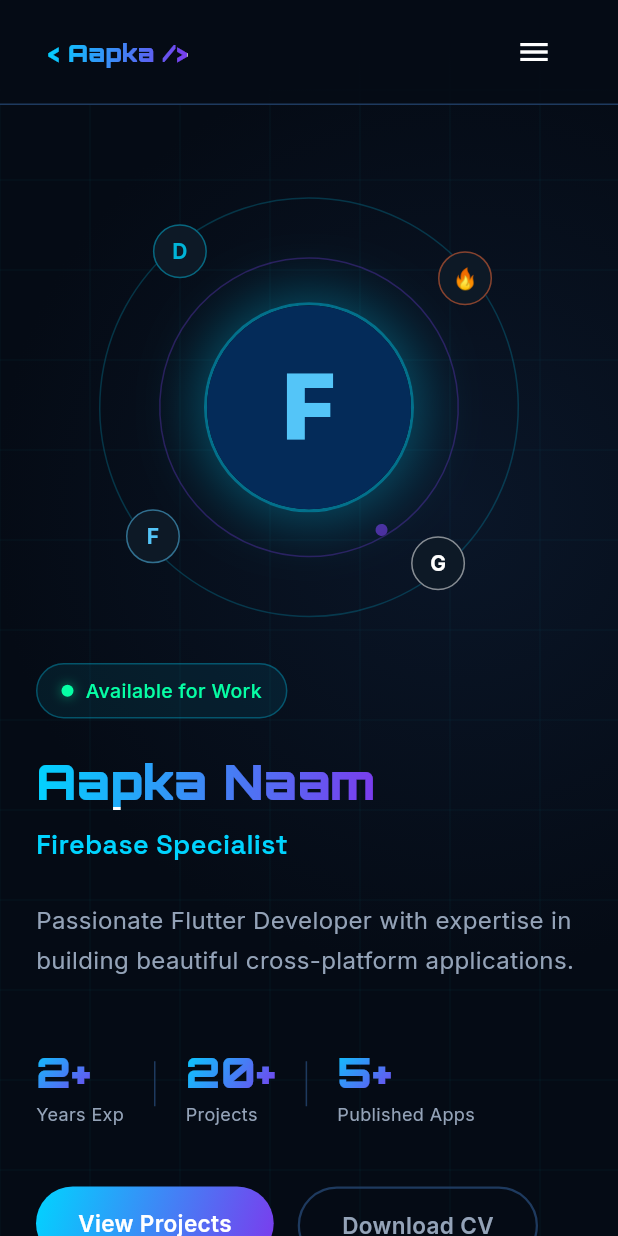
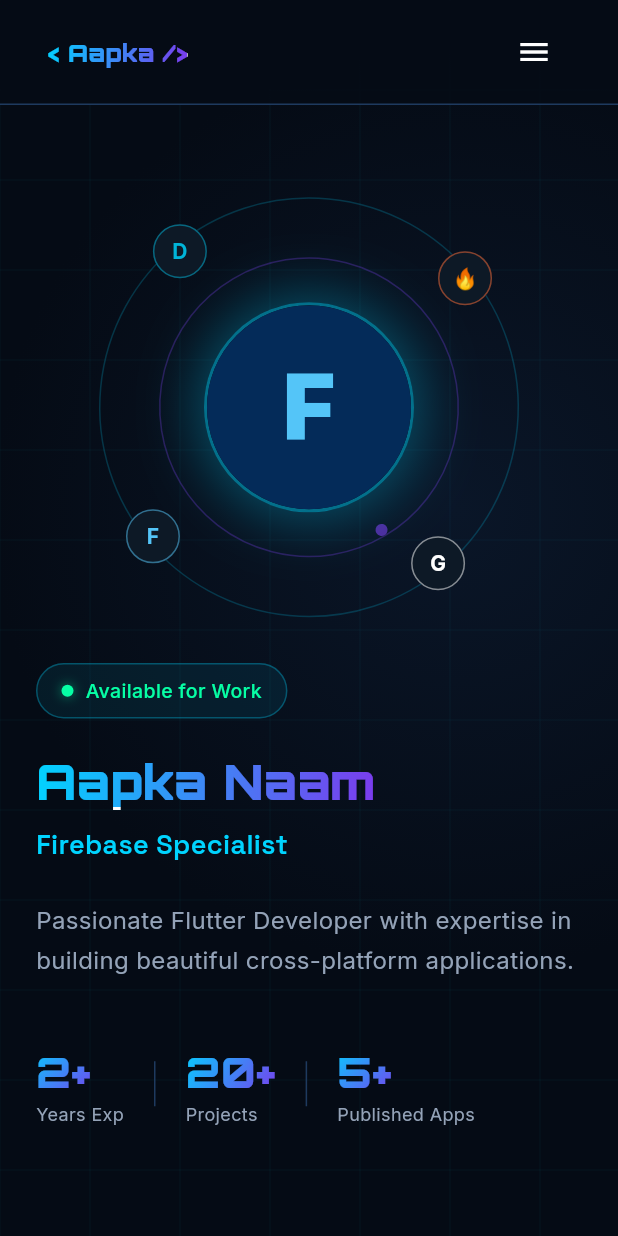
Before and after one commit to rohit60dx/my-portfolio, a Flutter app: the screen it shows after launch, on a phone screen of 412 x 824 dp. Run offline on Flutter 3.47's test engine with Material 3 defaults, Android fonts, the phone set to English and light mode, and no system bars; our stand-ins replace animate_do, cached_network_image, cloud_firestore, firebase_core, flutter_rating_bar, font_awesome_flutter and 1 more; accounts and stored records are empty.

Commit message:
Minor Changes

```diff
--- a/lib/widgets/hero_section.dart
+++ b/lib/widgets/hero_section.dart
@@ -70,9 +70,7 @@
         horizontal: isMobile ? 24 : 80,
         vertical: isMobile ? 60 : 0,
       ),
-      child: isMobile
-          ? _buildMobileLayout()
-          : _buildDesktopLayout(size),
+      child: isMobile ? _buildMobileLayout() : _buildDesktopLayout(size),
     );
   }
 
@@ -228,7 +226,7 @@
             ],
           ),
         ),
-        const SizedBox(height: 40),
+        // const SizedBox(height: 40),
 
         // CTA Buttons
         FadeInUp(
@@ -237,19 +235,19 @@
             spacing: 16,
             runSpacing: 16,
             children: [
-              _GlowButton(
-                label: 'View Projects',
-                isPrimary: true,
-                onTap: () {},
-              ),
-              _OutlineButton(
-                label: 'Download CV',
-                onTap: () async {
-                  if (widget.profile.resumeUrl.isNotEmpty) {
-                    await launchUrl(Uri.parse(widget.profile.resumeUrl));
-                  }
-                },
-              ),
+              // _GlowButton(
+              //   label: 'View Projects',
+              //   isPrimary: true,
+              //   onTap: () {},
+              // ),
+              // _OutlineButton(
+              //   label: 'Download CV',
+              //   onTap: () async {
+              //     if (widget.profile.resumeUrl.isNotEmpty) {
+              //       await launchUrl(Uri.parse(widget.profile.resumeUrl));
+              //     }
+              //   },
+              // ),
             ],
           ),
         ),
@@ -258,11 +256,11 @@
   }
 
   Widget _divider() => Container(
-        height: 30,
-        width: 1,
-        margin: const EdgeInsets.symmetric(horizontal: 20),
-        color: AppTheme.border,
-      );
+    height: 30,
+    width: 1,
+    margin: const EdgeInsets.symmetric(horizontal: 20),
+    color: AppTheme.border,
+  );
 
   Widget _build3DVisual() {
     return AnimatedBuilder(
@@ -326,10 +324,7 @@
                       decoration: BoxDecoration(
                         shape: BoxShape.circle,
                         gradient: const RadialGradient(
-                          colors: [
-                            Color(0xFF1A3A5C),
-                            Color(0xFF050B15),
-                          ],
+                          colors: [Color(0xFF1A3A5C), Color(0xFF050B15)],
                         ),
                         boxShadow: [
                           BoxShadow(
@@ -350,8 +345,7 @@
                             ? Image.network(
                                 widget.profile.profileImageUrl,
                                 fit: BoxFit.cover,
-                                errorBuilder: (_, __, ___) =>
-                                    _flutterLogo(),
+                                errorBuilder: (_, __, ___) => _flutterLogo(),
                               )
                             : _flutterLogo(),
                       ),
@@ -442,8 +436,7 @@
       crossAxisAlignment: CrossAxisAlignment.start,
       children: [
         ShaderMask(
-          shaderCallback: (b) =>
-              AppGradients.primaryGradient.createShader(b),
+          shaderCallback: (b) => AppGradients.primaryGradient.createShader(b),
           child: Text(
             value,
             style: GoogleFonts.orbitron(
@@ -455,10 +448,7 @@
         ),
         Text(
           label,
-          style: GoogleFonts.inter(
-            color: AppTheme.textSecondary,
-            fontSize: 12,
-          ),
+          style: GoogleFonts.inter(color: AppTheme.textSecondary, fontSize: 12),
         ),
       ],
     );
@@ -576,11 +566,7 @@
       ..style = PaintingStyle.fill;
 
     // Dot at top of circle
-    canvas.drawCircle(
-      Offset(size.width / 2, 4),
-      4,
-      paint,
-    );
+    canvas.drawCircle(Offset(size.width / 2, 4), 4, paint);
   }
 
   @override
```
Also changed, not shown: lib/widgets/apps_section.dart (+36 -14 lines), 34 other files.
